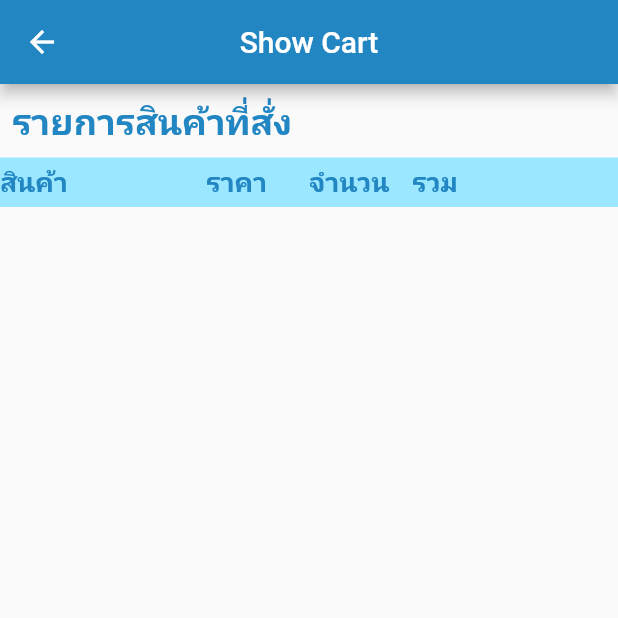
After one commit to jasan1131/project, a Flutter app: the ShowCart screen opened by its route, on a phone screen of 412 x 824 dp, the top half of it. The commit adds this screen. Run offline on Flutter 3.47's test engine with Material 2 defaults, Android fonts, the phone set to English and light mode, and no system bars; our stand-ins replace cached_network_image, dio, geolocator, google_maps_flutter, image_picker, shared_preferences and 1 more; accounts and stored records are empty; network calls fail.

Commit message:
Update 8/6/2565

```diff
--- a/lib/bodys/show_productadmin.dart
+++ b/lib/bodys/show_productadmin.dart
@@ -153,11 +153,6 @@ class _ShowProductAdminState extends State<ShowProductAdmin> {
                   ),
                   ShowTitle(
                     title:
-                        'จำนวนสินค้า : ${productModels[index].numberproduct}',
-                    textStyle: MyConstant().h3Style(),
-                  ),
-                  ShowTitle(
-                    title:
                         'รายละเอียดสินค้า : ${productModels[index].productdetail}',
                     textStyle: MyConstant().h3Style(),
                   ),
--- a/lib/main.dart
+++ b/lib/main.dart
@@ -6,6 +6,7 @@ import 'package:flutter_myappication_1/states/buyer_sevice.dart';
 import 'package:flutter_myappication_1/states/create_account.dart';
 import 'package:flutter_myappication_1/states/edit_profile_admin.dart';
 import 'package:flutter_myappication_1/states/rider_service.dart';
+import 'package:flutter_myappication_1/states/show_cart.dart';
 import 'package:flutter_myappication_1/type/type_numcom.dart';
 import 'package:flutter_myappication_1/type/type_numpar.dart';
 import 'package:flutter_myappication_1/utility/my_constant.dart';
@@ -21,6 +22,7 @@ final Map<String, WidgetBuilder> map = {
   '/editProfileAdmin': (BuildContext context) => EditProfileAdmin(),
   '/typenumpar' : (BuildContext context) => TypeNumPar(),
   '/typenumcom' :(BuildContext context) => TypeNumCom(),
+  '/showcart' :(BuildContext context) => ShowCart(),
 };
 
 String? initlalRoute;
--- /dev/null
+++ b/lib/models/splite_model.dart
@@ -0,0 +1,91 @@
+// ignore_for_file: public_member_api_docs, sort_constructors_first
+import 'dart:convert';
+
+class SQLiteModel {
+  final int? id;
+  final String idProduct;
+  final String nameProduct;
+  final String priceProduct;
+  final String amount;
+  final String sum;
+  SQLiteModel({
+    this.id,
+    required this.idProduct,
+    required this.nameProduct,
+    required this.priceProduct,
+    required this.amount,
+    required this.sum,
+  });
+
+  SQLiteModel copyWith({
+    int? id,
+    String? idProduct,
+    String? nameProduct,
+    String? priceProduct,
+    String? amount,
+    String? sum,
+  }) {
+    return SQLiteModel(
+      id: id ?? this.id,
+      idProduct: idProduct ?? this.idProduct,
+      nameProduct: nameProduct ?? this.nameProduct,
+      priceProduct: priceProduct ?? this.priceProduct,
+      amount: amount ?? this.amount,
+      sum: sum ?? this.sum,
+    );
+  }
+
+  Map<String, dynamic> toMap() {
+    return <String, dynamic>{
+      'id': id,
+      'idProduct': idProduct,
+      'nameProduct': nameProduct,
+      'priceProduct': priceProduct,
+      'amount': amount,
+      'sum': sum,
+    };
+  }
+
+  factory SQLiteModel.fromMap(Map<String, dynamic> map) {
+    return SQLiteModel(
+      id: map['id'] != null ? map['id'] as int : null,
+      idProduct: map['idProduct'] as String,
+      nameProduct: map['nameProduct'] as String,
+      priceProduct: map['priceProduct'] as String,
+      amount: map['amount'] as String,
+      sum: map['sum'] as String,
+    );
+  }
+
+  String toJson() => json.encode(toMap());
+
+  factory SQLiteModel.fromJson(String source) => SQLiteModel.fromMap(json.decode(source) as Map<String, dynamic>);
+
+  @override
+  String toString() {
+    return 'SQLiteModel(id: $id, idProduct: $idProduct, nameProduct: $nameProduct, priceProduct: $priceProduct, amount: $amount, sum: $sum)';
+  }
+
+  @override
+  bool operator ==(Object other) {
+    if (identical(this, other)) return true;
+
+    return other is SQLiteModel &&
+      other.id == id &&
+      other.idProduct == idProduct &&
+      other.nameProduct == nameProduct &&
+      other.priceProduct == priceProduct &&
+      other.amount == amount &&
+      other.sum == sum;
+  }
+
+  @override
+  int get hashCode {
+    return id.hashCode ^
+      idProduct.hashCode ^
+      nameProduct.hashCode ^
+      priceProduct.hashCode ^
+      amount.hashCode ^
+      sum.hashCode;
+  }
+}
--- a/lib/states/authen.dart
+++ b/lib/states/authen.dart
@@ -256,7 +256,7 @@ class _AuthenState extends State<Authen> {
       children: [
         Container(
           width: size * 0.9,
-          child: ShowImage(path: MyConstant.logofood),
+          child: ShowImage(path: MyConstant.image1),
         ),
       ],
     );
--- /dev/null
+++ b/lib/states/show_cart.dart
@@ -0,0 +1,151 @@
+import 'package:flutter/material.dart';
+import 'package:flutter_myappication_1/models/splite_model.dart';
+import 'package:flutter_myappication_1/utility/my_constant.dart';
+import 'package:flutter_myappication_1/utility/sqlite_helpper.dart';
+import 'package:flutter_myappication_1/widgets/show_progress.dart';
+import 'package:flutter_myappication_1/widgets/show_title.dart';
+
+class ShowCart extends StatefulWidget {
+  const ShowCart({Key? key}) : super(key: key);
+
+  @override
+  State<ShowCart> createState() => _ShowCartState();
+}
+
+class _ShowCartState extends State<ShowCart> {
+  List<SQLiteModel> sqliteModels = [];
+  bool load = true;
+  @override
+  void initState() {
+    // TODO: implement initState
+    super.initState();
+    processReadSQLite();
+  }
+
+  Future<Null> processReadSQLite() async {
+    await SQLiteHelpper().readSQLite().then((value) {
+      // print('### value on processReadSQlite ==>> $value');
+      setState(() {
+        load = false;
+        sqliteModels = value;
+      });
+    });
+  }
+
+  @override
+  Widget build(BuildContext context) {
+    return Scaffold(
+      appBar: AppBar(
+        centerTitle: true,
+        title: Text('Show Cart'),
+      ),
+      body: load
+          ? ShowProgress()
+          : Column(
+              crossAxisAlignment: CrossAxisAlignment.start,
+              children: [
+                Padding(
+                  padding: const EdgeInsets.all(8.0),
+                  child: ShowTitle(
+                    title: 'รายการสินค้าที่สั่ง',
+                    textStyle: MyConstant().h1Style(),
+                  ),
+                ),
+                buildHead(),
+                ListView.builder(
+                  shrinkWrap: true,
+                  physics: ScrollPhysics(),
+                  itemCount: sqliteModels.length,
+                  itemBuilder: (context, index) => Row(
+                    children: [
+                      Expanded(
+                        flex: 2,
+                        child: ShowTitle(
+                          title: sqliteModels[index].nameProduct,
+                          textStyle: MyConstant().h3Style(),
+                        ),
+                      ),
+                      Expanded(
+                        flex: 1,
+                        child: ShowTitle(
+                          title: sqliteModels[index].priceProduct,
+                          textStyle: MyConstant().h3Style(),
+                        ),
+                      ),
+                      Expanded(
+                        flex: 1,
+                        child: ShowTitle(
+                          title: sqliteModels[index].amount,
+                          textStyle: MyConstant().h3Style(),
+                        ),
+                      ),
+                      Expanded(
+                        flex: 1,
+                        child: ShowTitle(
+                          title: sqliteModels[index].sum,
+                          textStyle: MyConstant().h3Style(),
+                        ),
+                      ),
+                      Expanded(
+                        flex: 1,
+                        child: IconButton(
+                          onPressed: () {},
+                          icon: Icon(
+                            Icons.delete_forever_outlined,
+                            color: Colors.red.shade800,
+                          ),
+                        ),
+                      ),
+                    ],
+                  ),
+                ),
+              ],
+            ),
+    );
+  }
+
+  Container buildHead() {
+    return Container(
+      decoration: BoxDecoration(color: MyConstant.lighr),
+      child: Padding(
+        padding: const EdgeInsets.symmetric(vertical: 4),
+        child: Row(
+          children: [
+            Expanded(
+              flex: 2,
+              child: ShowTitle(
+                title: 'สินค้า',
+                textStyle: MyConstant().h2Style(),
+              ),
+            ),
+            Expanded(
+              flex: 1,
+              child: ShowTitle(
+                title: 'ราคา',
+                textStyle: MyConstant().h2Style(),
+              ),
+            ),
+            Expanded(
+              flex: 1,
+              child: ShowTitle(
+                title: 'จำนวน',
+                textStyle: MyConstant().h2Style(),
+              ),
+            ),
+            Expanded(
+              flex: 1,
+              child: ShowTitle(
+                title: 'รวม',
+                textStyle: MyConstant().h2Style(),
+              ),
+            ),
+            Expanded(
+              flex: 1,
+              child: SizedBox(),
+            ),
+          ],
+        ),
+      ),
+    );
+  }
+}
--- a/lib/utility/my_constant.dart
+++ b/lib/utility/my_constant.dart
@@ -4,7 +4,7 @@ class MyConstant {
   // Genernal
   static String appName = 'Shopping MAll';
   static String domain =
-      'https://36ab-2001-fb1-1c-8c75-49e0-4a96-24fa-a7bd.ap.ngrok.io';
+      'https://f62c-2001-fb1-1d-3eec-4f-1201-ed30-6588.ap.ngrok.io';
 
   // Route
   static String routeAdminSever = '/admin';
@@ -16,6 +16,7 @@ class MyConstant {
   static String rounteEditProfileAdmin = '/editProfileAdmin';
   static String rounteTypeNumPar = '/typenumpar';
   static String rounteTypeNumCom = '/typenumcom';
+  static String rounteShowCart = '/showcart';
 
   // Image
   static String image1 = 'images/image1.png';
@@ -25,7 +26,7 @@ class MyConstant {
   static String imageeror = 'images/eror.png';
   static String avatar = 'images/avatar.png';
   static String product = 'images/product.png';
-  static String logofood = 'images/logofood';
+  static String logofood = 'images/logofood.png';
   // color
   static Color primary = Color(0xff64b5f6);
   static Color dark = Color(0xff2286c3);
```
Also changed, not shown: lib/bodys/buyer_showallproduct.dart (+34 -16 lines), lib/models/product_model.dart (+1 -9 lines), lib/states/add_product.dart (+1 -43 lines), lib/states/buyer_sevice.dart (+7 -0 lines), lib/type/type_numcom.dart (+0 -12 lines), lib/type/type_numpar.dart (+0 -12 lines), lib/utility/sqlite_helpper.dart (+21 -3 lines), pubspec.lock.
